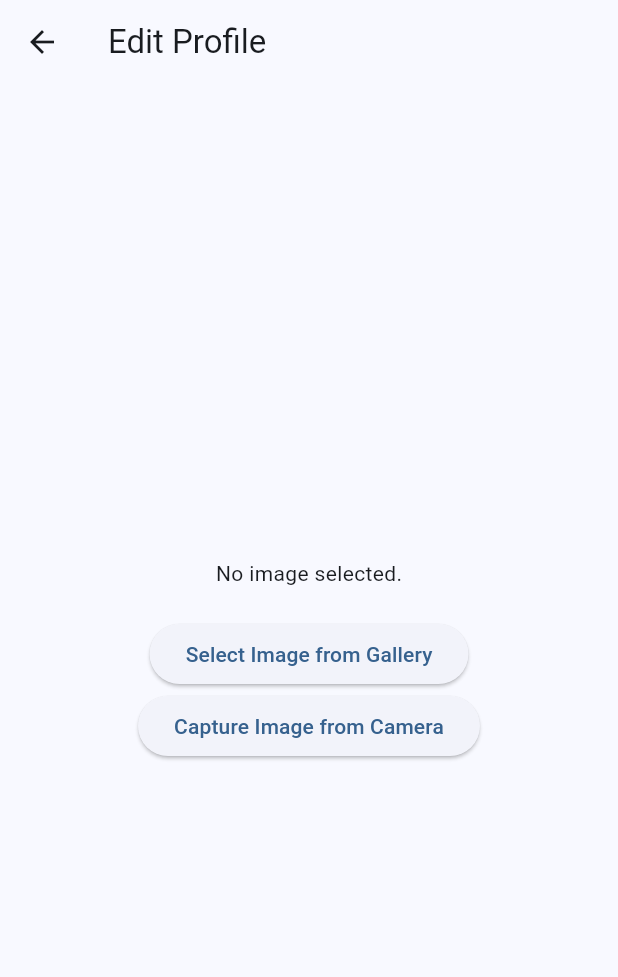
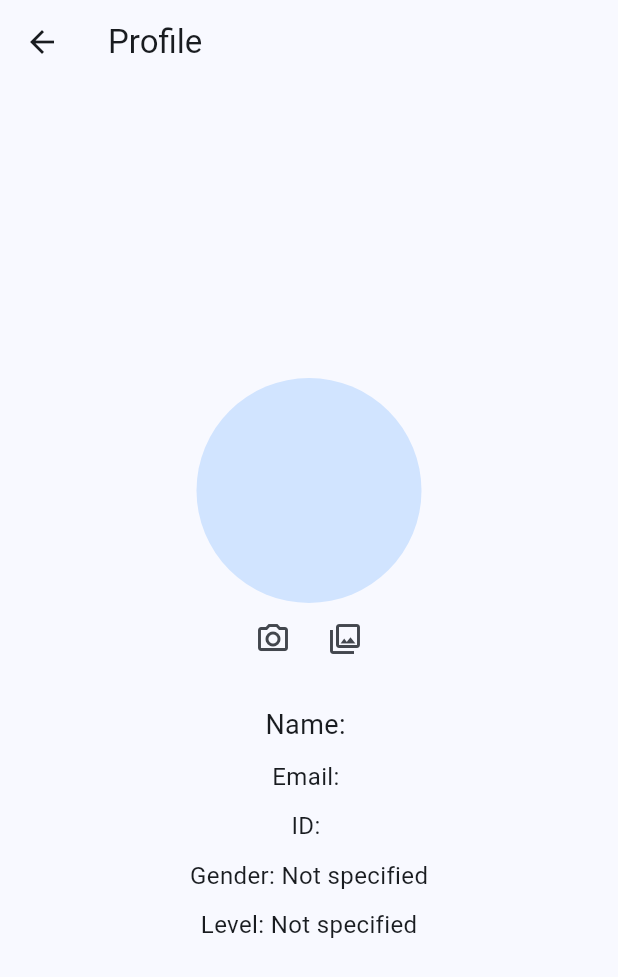
Before and after one commit to nourokbi/Assignment1-Mobile, a Flutter app: the screen it shows after launch, after a tap on "Edit Profile", on a phone screen of 412 x 824 dp. Shown: the top 977 px of the screen. Run offline on Flutter 3.47's test engine with Material 3 defaults, Android fonts, the phone set to English and light mode, and no system bars; our stand-ins replace firebase_core, hive, hive_flutter, image_picker; accounts and stored records are empty.

Commit message:
profile added

```diff
--- a/lib/main.dart
+++ b/lib/main.dart
@@ -1,17 +1,23 @@
 // ignore_for_file: prefer_const_constructors, prefer_final_fields, library_private_types_in_public_api
 
+import 'package:demo/models/constants.dart';
 import 'package:demo/models/user.dart';
-import 'package:demo/screens/edit-profile.dart';
+import 'package:demo/screens/edit_profile.dart';
 import 'package:demo/screens/login.dart';
 import 'package:demo/screens/signup.dart';
 import 'package:flutter/material.dart';
+
 import 'package:hive_flutter/adapters.dart';
+// import 'package:firebase_core/firebase_core.dart';
+// import 'firebase_options.dart';
 
 void main() async {
+  WidgetsFlutterBinding.ensureInitialized();
   await Hive.initFlutter();
+
   Hive.registerAdapter(UserAdapter());
 
-  var box = await Hive.openBox<User>('userBox');
+  await Hive.openBox<User>(Constants.usersBox);
 
   runApp(const MyApp());
 }
@@ -32,7 +38,13 @@ class MyApp extends StatelessWidget {
       routes: {
         '/': (context) => LoginPage(),
         '/signup': (context) => SignupPage(),
-        '/edit-profile': (context) => EditProfileScreen(),
+        '/edit-profile': (context) => EditProfileScreen(
+                user: User(
+              name: '',
+              email: '',
+              password: '',
+              studentId: '',
+            )),
       },
     );
   }
--- /dev/null
+++ b/lib/models/constants.dart
@@ -0,0 +1,3 @@
+abstract class Constants {
+  static const String usersBox = 'users';
+}
--- a/lib/models/user.dart
+++ b/lib/models/user.dart
@@ -1,4 +1,3 @@
-import 'package:flutter/material.dart';
 import 'package:hive/hive.dart';
 
 part 'user.g.dart';
@@ -6,25 +5,27 @@ part 'user.g.dart';
 @HiveType(typeId: 0)
 class User {
   @HiveField(0)
-  final String name;
+  String name;
   @HiveField(1)
-  final String email;
+  String email;
   @HiveField(2)
-  final String password;
+  String password;
   @HiveField(3)
-  final String id;
+  String studentId;
   @HiveField(4)
-  final String? imageUrl;
+  String imageUrl;
   @HiveField(5)
-  final String? gender;
-
+  String gender;
+  @HiveField(6)
+  int level;
 
   User({
     required this.name,
     required this.email,
     required this.password,
-    required this.id,
-    this.imageUrl,
-    this.gender,
+    required this.studentId,
+    this.imageUrl = '',
+    this.gender = '',
+    this.level = 0,
   });
 }
--- a/lib/screens/edit-profile.dart
+++ /dev/null
@@ -1,54 +0,0 @@
-import 'package:flutter/material.dart';
-import 'dart:io';
-import 'package:image_picker/image_picker.dart';
-
-class EditProfileScreen extends StatefulWidget {
-  const EditProfileScreen({super.key});
-
-  @override
-  _EditProfileScreenState createState() => _EditProfileScreenState();
-}
-
-class _EditProfileScreenState extends State<EditProfileScreen> {
-  late File _imageFile; // To store the selected image file
-  final picker = ImagePicker();
-  bool _load = false;
-
-  Future<void> _getImage(ImageSource source) async {
-    final pickedFile = await picker.pickImage(source: source);
-    setState(() {
-      if (pickedFile != null) {
-        _imageFile = File(pickedFile.path);
-        _load = true;
-      }
-    });
-  }
-
-  @override
-  Widget build(BuildContext context) {
-    return Scaffold(
-      appBar: AppBar(
-        title: Text('Edit Profile'),
-      ),
-      body: Center(
-        child: Column(
-          mainAxisAlignment: MainAxisAlignment.center,
-          children: <Widget>[
-            _load == false
-                ? Text('No image selected.')
-                : Image.file(_imageFile),
-            SizedBox(height: 20),
-            ElevatedButton(
-              onPressed: () => _getImage(ImageSource.gallery),
-              child: Text('Select Image from Gallery'),
-            ),
-            ElevatedButton(
-              onPressed: () => _getImage(ImageSource.camera),
-              child: Text('Capture Image from Camera'),
-            ),
-          ],
-        ),
-      ),
-    );
-  }
-}
--- /dev/null
+++ b/lib/screens/edit_profile.dart
@@ -0,0 +1,127 @@
+// ignore_for_file: library_private_types_in_public_api, unnecessary_null_comparison, prefer_interpolation_to_compose_strings, prefer_const_constructors
+
+import 'package:demo/models/constants.dart';
+import 'package:demo/models/user.dart';
+import 'package:flutter/material.dart';
+import 'package:hive/hive.dart';
+import 'dart:io';
+import 'package:image_picker/image_picker.dart';
+
+class EditProfileScreen extends StatefulWidget {
+  const EditProfileScreen({
+    Key? key,
+    required this.user,
+  }) : super(key: key);
+  final User user;
+
+  @override
+  _EditProfileScreenState createState() => _EditProfileScreenState();
+}
+
+class _EditProfileScreenState extends State<EditProfileScreen> {
+  late File _imageFile; // To store the selected image file
+  final picker = ImagePicker();
+  bool _load = false;
+  final myBox = Hive.box<User>(Constants.usersBox);
+  late User? user = myBox.get(widget.user.email);
+
+  void initState() {
+    super.initState();
+    _loadImage();
+  }
+
+  Future<void> _getImage(ImageSource source) async {
+    final pickedFile = await picker.pickImage(source: source);
+    setState(() {
+      if (pickedFile != null) {
+        _imageFile = File(pickedFile.path);
+        widget.user.imageUrl = pickedFile.path;
+        _load = true;
+        _saveChanges();
+      }
+    });
+  }
+
+  Future<void> _saveChanges() async {
+    await myBox.put(widget.user.email, widget.user);
+  }
+
+  void _loadImage() {
+    if (widget.user.imageUrl != '') {
+      _imageFile = File(widget.user.imageUrl);
+      _load = true;
+    }
+  }
+
+  @override
+  Widget build(BuildContext context) {
+    return Scaffold(
+      appBar: AppBar(
+        title: Text('Profile'),
+      ),
+      body: Center(
+        child: Column(
+          mainAxisAlignment: MainAxisAlignment.center,
+          children: [
+            // Profile picture section
+            Stack(
+              children: [
+                CircleAvatar(
+                  radius: 75,
+                  backgroundImage: _load == true
+                      ? FileImage(File(widget.user.imageUrl))
+                      : null,
+                ),
+              ],
+            ),
+            Row(
+              mainAxisAlignment: MainAxisAlignment.center,
+              children: [
+                IconButton(
+                  icon: Icon(Icons.camera_alt_outlined),
+                  onPressed: () => _getImage(ImageSource.camera),
+                ),
+                IconButton(
+                  icon: Icon(Icons.photo_library_outlined),
+                  onPressed: () => _getImage(ImageSource.gallery),
+                ),
+              ],
+            ),
+            // User information section
+            SizedBox(height: 20),
+            Text(
+              "Name: " + widget.user.name,
+              style: TextStyle(fontSize: 18),
+            ),
+            SizedBox(height: 10),
+            Text(
+              "Email: " + widget.user.email,
+              style: TextStyle(fontSize: 16),
+            ),
+            SizedBox(height: 10),
+            Text(
+              'ID: ' + widget.user.studentId,
+              style: TextStyle(fontSize: 16),
+            ),
+            SizedBox(height: 10),
+            Text(
+              'Gender: ' +
+                  (widget.user.gender == ""
+                      ? "Not specified"
+                      : widget.user.gender),
+              style: TextStyle(fontSize: 16),
+            ),
+            SizedBox(height: 10),
+            Text(
+              "Level: " +
+                  (widget.user.level.toString() == '0'
+                      ? "Not specified"
+                      : "${widget.user.level}"), // Replace with actual level
+              style: TextStyle(fontSize: 16),
+            ),
+          ],
+        ),
+      ),
+    );
+  }
+}
--- a/lib/screens/login.dart
+++ b/lib/screens/login.dart
@@ -1,6 +1,10 @@
-// ignore_for_file: library_private_types_in_public_api
+// ignore_for_file: library_private_types_in_public_api, unused_local_variable, unnecessary_null_comparison
 
+import 'package:demo/models/constants.dart';
+import 'package:demo/models/user.dart';
 import 'package:flutter/material.dart';
+import 'package:hive/hive.dart';
+import 'package:demo/screens/edit_profile.dart';
 
 class LoginPage extends StatefulWidget {
   const LoginPage({super.key});
@@ -10,20 +14,36 @@ class LoginPage extends StatefulWidget {
 }
 
 class _LoginPageState extends State<LoginPage> {
-  final _usernameController = TextEditingController();
+  final _emailController = TextEditingController();
   final _passwordController = TextEditingController();
 
   bool _isLoginSuccessful = false;
 
   Future<void> _loginUser() async {
-    // Replace this with your actual login logic (e.g., API call)
-    // Simulate successful login for this example
-    await Future.delayed(const Duration(seconds: 1));
-    if (_usernameController.text == "user" &&
-        _passwordController.text == "password") {
+    // await Future.delayed(const Duration(seconds: 1));
+    final myBox = Hive.box<User>(Constants.usersBox);
+    final User? user = myBox.get(_emailController.text);
+    if (user == null) {
+      setState(() {
+        _isLoginSuccessful = false;
+      });
+      return;
+    }
+
+    if (user.name == "") {
+      setState(() {
+        _isLoginSuccessful = false;
+      });
+      return;
+    }
+
+    if (user.password == _passwordController.text) {
       setState(() {
         _isLoginSuccessful = true;
       });
+      Navigator.of(context).pushReplacement(MaterialPageRoute(
+        builder: (context) => EditProfileScreen(user: user),
+      ));
     } else {
       setState(() {
         _isLoginSuccessful = false;
@@ -57,7 +77,7 @@ class _LoginPageState extends State<LoginPage> {
                       onPressed: () =>
                           {Navigator.pushNamed(context, '/signup')},
                       child: const Text('Signup')),
-                  SizedBox(width: 20),
+                  const SizedBox(width: 20),
                   ElevatedButton(
                       style: ElevatedButton.styleFrom(
                         shape: const RoundedRectangleBorder(
@@ -70,7 +90,7 @@ class _LoginPageState extends State<LoginPage> {
                 ],
               ),
               TextField(
-                controller: _usernameController,
+                controller: _emailController,
                 decoration: const InputDecoration(
                   labelText: 'Username',
                 ),
@@ -79,16 +99,16 @@ class _LoginPageState extends State<LoginPage> {
               TextField(
                 controller: _passwordController,
                 obscureText: true, // Hide password input
-                decoration: InputDecoration(
+                decoration: const InputDecoration(
                   labelText: 'Password',
                 ),
               ),
-              SizedBox(height: 20),
+              const SizedBox(height: 20),
               ElevatedButton(
                 onPressed: _loginUser,
-                child: Text('Login'),
+                child: const Text('Login'),
               ),
-              SizedBox(height: 10),
+              const SizedBox(height: 10),
               Text(
                 _isLoginSuccessful ? 'Login Successful' : 'Login Failed',
                 style: TextStyle(
--- a/pubspec.yaml
+++ b/pubspec.yaml
@@ -38,6 +38,7 @@ dependencies:
   # The following adds the Cupertino Icons font to your application.
   # Use with the CupertinoIcons class for iOS style icons.
   cupertino_icons: ^1.0.6
+  firebase_core: ^2.30.0
 
 dev_dependencies:
   flutter_test:
```
Also changed, not shown: lib/screens/signup.dart (+40 -27 lines), firebase.json (added), lib/firebase_options.dart (added), lib/models/user.g.dart, pubspec.lock, 6 other files.
